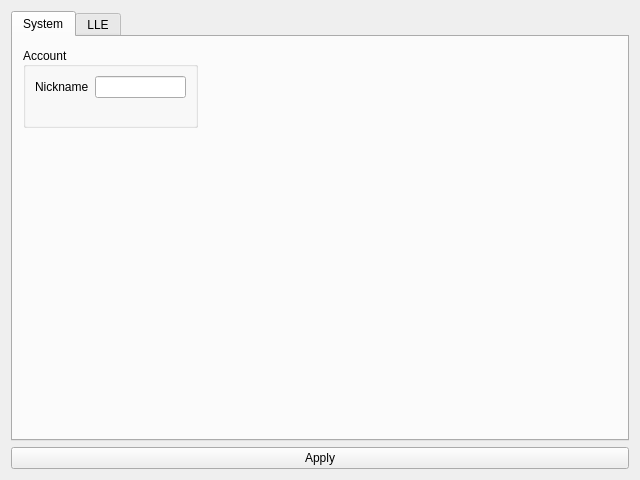
Above: ChonkyStation3/Frontend/UI/settings.ui from wheremyfoodat/ChonkyStation3 before the change. Below: the same form after it.
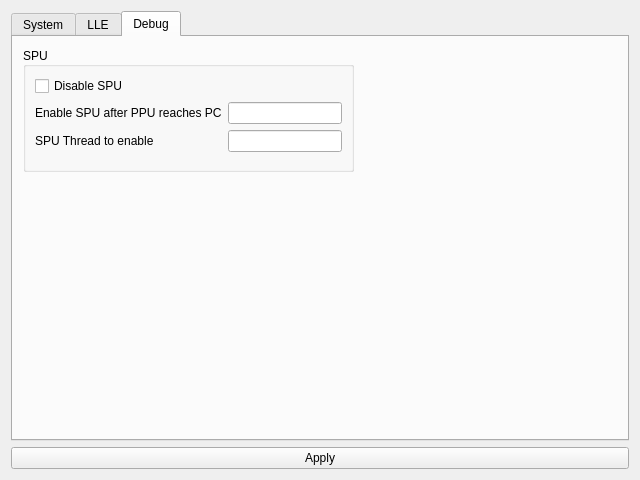
That is the form after the change. The open tabs and pages were chosen to show the change.

```diff
--- a/ChonkyStation3/Frontend/UI/settings.ui
+++ b/ChonkyStation3/Frontend/UI/settings.ui
@@ -189,6 +189,74 @@
        </layout>
       </widget>
      </widget>
+     <widget class="QWidget" name="debug">
+      <attribute name="title">
+       <string>Debug</string>
+      </attribute>
+      <widget class="QGroupBox" name="spuDebugGroup">
+       <property name="geometry">
+        <rect>
+         <x>10</x>
+         <y>10</y>
+         <width>331</width>
+         <height>125</height>
+        </rect>
+       </property>
+       <property name="title">
+        <string>SPU</string>
+       </property>
+       <property name="alignment">
+        <set>Qt::AlignmentFlag::AlignLeading|Qt::AlignmentFlag::AlignLeft|Qt::AlignmentFlag::AlignVCenter</set>
+       </property>
+       <property name="flat">
+        <bool>false</bool>
+       </property>
+       <property name="checkable">
+        <bool>false</bool>
+       </property>
+       <layout class="QFormLayout" name="formLayout_3">
+        <item row="0" column="0">
+         <widget class="QCheckBox" name="disableSPU">
+          <property name="toolTip">
+           <string>&lt;html&gt;&lt;head/&gt;&lt;body&gt;&lt;p&gt;Enable partial LLE emulation of some liblv2 functions, instead of fully HLEing it.&lt;/p&gt;&lt;p&gt;Recommended.&lt;/p&gt;&lt;/body&gt;&lt;/html&gt;</string>
+          </property>
+          <property name="text">
+           <string>Disable SPU</string>
+          </property>
+          <property name="tristate">
+           <bool>false</bool>
+          </property>
+         </widget>
+        </item>
+        <item row="1" column="0">
+         <widget class="QLabel" name="label_3">
+          <property name="toolTip">
+           <string>&lt;html&gt;&lt;head/&gt;&lt;body&gt;&lt;p&gt;Conditionally enables the SPU after the PPU hits the given address.&lt;/p&gt;&lt;p&gt;Enter the address in the form of a 32bit hexadecimal number (i.e. &amp;quot;0x12345678&amp;quot;).&lt;/p&gt;&lt;p&gt;Leave blank to disable.&lt;/p&gt;&lt;/body&gt;&lt;/html&gt;</string>
+          </property>
+          <property name="text">
+           <string>Enable SPU after PPU reaches PC</string>
+          </property>
+         </widget>
+        </item>
+        <item row="1" column="1">
+         <widget class="QLineEdit" name="enableSPUAfterPC"/>
+        </item>
+        <item row="2" column="0">
+         <widget class="QLabel" name="label_4">
+          <property name="toolTip">
+           <string>&lt;html&gt;&lt;head/&gt;&lt;body&gt;&lt;p&gt;Name of the SPU Thread to enable when the condition explained in the setting above is met.&lt;/p&gt;&lt;/body&gt;&lt;/html&gt;</string>
+          </property>
+          <property name="text">
+           <string>SPU Thread to enable</string>
+          </property>
+         </widget>
+        </item>
+        <item row="2" column="1">
+         <widget class="QLineEdit" name="spuThreadToEnable"/>
+        </item>
+       </layout>
+      </widget>
+     </widget>
     </widget>
    </item>
    <item>
```
Left out of the diff: 2 changed lines with no effect on the pictures.
